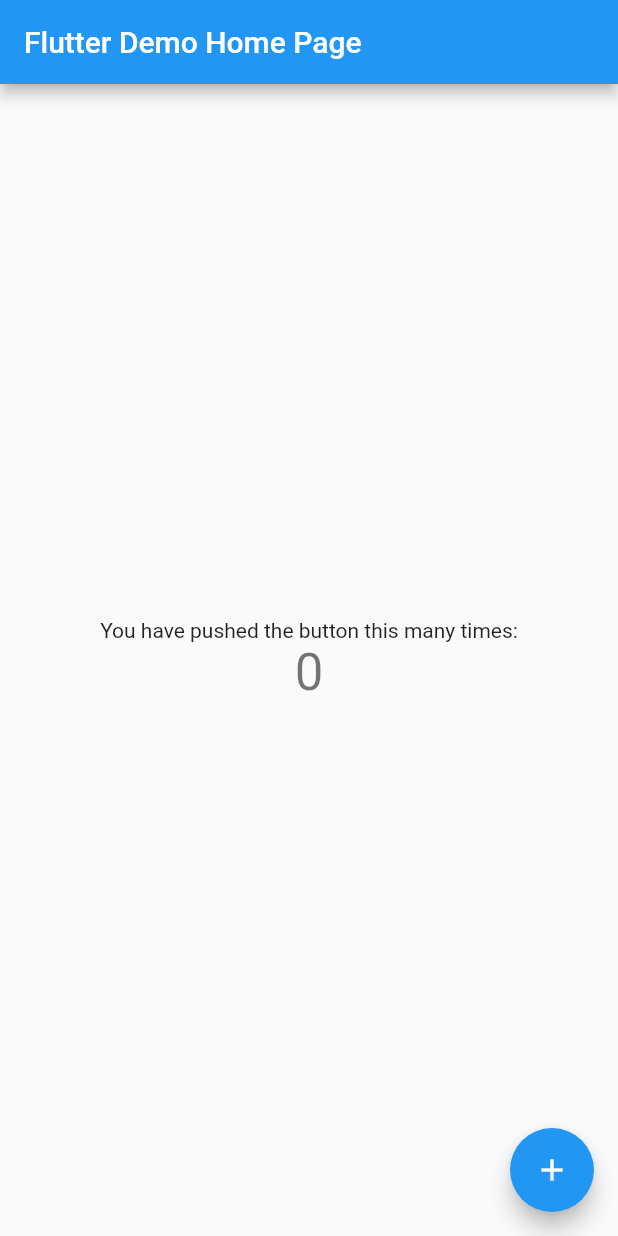
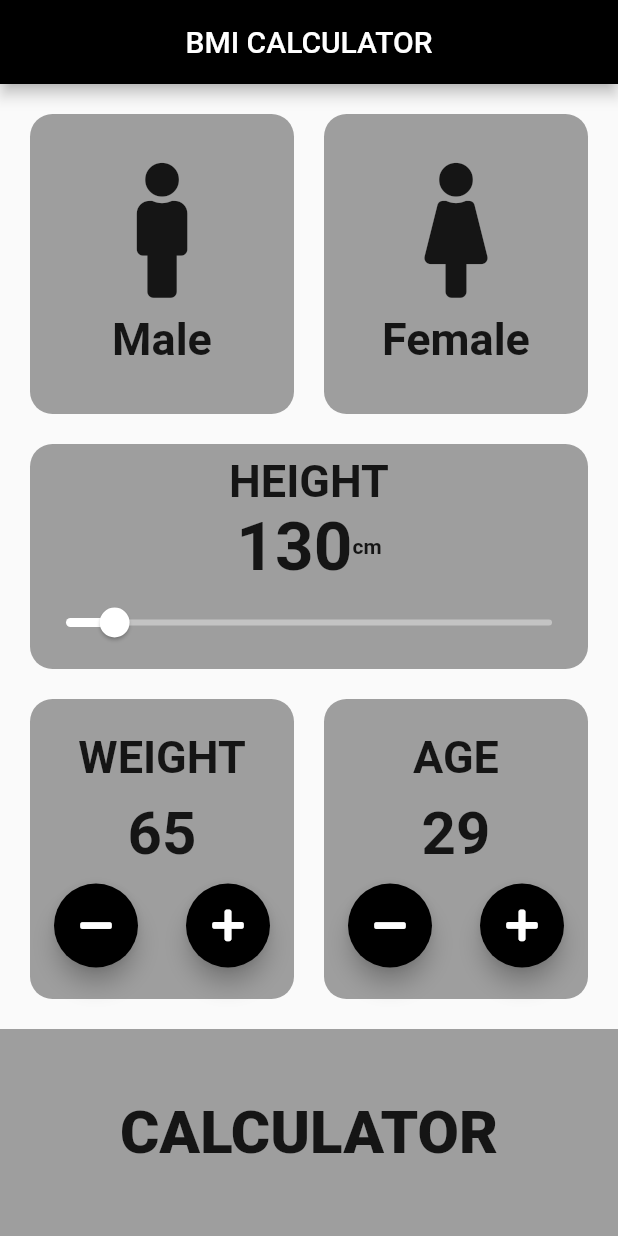
Before and after one commit to oqbahdx/BMI_calculator, a Flutter app: the screen it shows after launch, on a phone screen of 412 x 824 dp. Run offline on Flutter 3.47's test engine with Material 2 defaults, Android fonts, the phone set to English and light mode, and no system bars; our stand-ins replace font_awesome_flutter.

Commit message:
finishing main screen design

```diff
--- /dev/null
+++ b/lib/bmi.dart
@@ -0,0 +1,229 @@
+import 'package:flutter/cupertino.dart';
+import 'package:flutter/material.dart';
+import 'package:font_awesome_flutter/font_awesome_flutter.dart';
+
+class BMI extends StatefulWidget {
+  @override
+  _BMIState createState() => _BMIState();
+}
+
+class _BMIState extends State<BMI> {
+  @override
+  Widget build(BuildContext context) {
+    return Scaffold(
+      appBar: AppBar(
+        backgroundColor: Colors.black,
+        title: Text('BMI CALCULATOR'),
+        centerTitle: true,
+      ),
+      body: Column(
+        children: [
+          Padding(
+            padding: const EdgeInsets.all(20.0),
+            child: Row(
+              children: [
+                Expanded(
+                  child: Container(
+                    height: 200,
+                    decoration: BoxDecoration(
+                        borderRadius: BorderRadius.circular(15),
+                        color: Colors.grey),
+                    child: Column(
+                      mainAxisAlignment: MainAxisAlignment.center,
+                      children: [
+                        Icon(
+                          FontAwesomeIcons.male,
+                          size: 90,
+                        ),
+                        SizedBox(
+                          height: 10,
+                        ),
+                        Text(
+                          'Male',
+                          style: TextStyle(
+                              fontSize: 30, fontWeight: FontWeight.bold),
+                        )
+                      ],
+                    ),
+                  ),
+                ),
+                SizedBox(
+                  width: 20,
+                ),
+                Expanded(
+                  child: Container(
+                    height: 200,
+                    decoration: BoxDecoration(
+                        borderRadius: BorderRadius.circular(15),
+                        color: Colors.grey),
+                    child: Column(
+                      mainAxisAlignment: MainAxisAlignment.center,
+                      children: [
+                        Icon(
+                          FontAwesomeIcons.female,
+                          size: 90,
+                        ),
+                        SizedBox(
+                          height: 10,
+                        ),
+                        Text(
+                          'Female',
+                          style: TextStyle(
+                              fontSize: 30, fontWeight: FontWeight.bold),
+                        )
+                      ],
+                    ),
+                  ),
+                ),
+              ],
+            ),
+          ),
+          Padding(
+            padding: const EdgeInsets.symmetric(horizontal: 20),
+            child: Container(
+              height: 150,
+              decoration: BoxDecoration(
+                  borderRadius: BorderRadius.circular(15), color: Colors.grey),
+              child: Column(
+                mainAxisAlignment: MainAxisAlignment.center,
+                children: [
+                  Text(
+                    'HEIGHT',
+                    style: TextStyle(fontSize: 30, fontWeight: FontWeight.bold),
+                  ),
+                  Row(
+                    mainAxisAlignment: MainAxisAlignment.center,
+                    textBaseline: TextBaseline.alphabetic,
+                    children: [
+                      Text(
+                        '130',
+                        style: TextStyle(
+                            fontSize: 45, fontWeight: FontWeight.bold),
+                      ),
+                      Text(
+                        'cm',
+                        style: TextStyle(
+                          fontWeight: FontWeight.bold,
+                        ),
+                      ),
+                    ],
+                  ),
+                  Slider(
+                      activeColor: Colors.white,
+                      inactiveColor: Colors.white38,
+                      max: 220, min: 120, value: 130, onChanged: (value) {}),
+                ],
+              ),
+            ),
+          ),
+          Padding(
+            padding: const EdgeInsets.all(20.0),
+            child: Row(
+              children: [
+                Expanded(
+                  child: Container(
+                    height: 200,
+                    decoration: BoxDecoration(
+                        borderRadius: BorderRadius.circular(15),
+                        color: Colors.grey),
+                    child: Column(
+                      mainAxisAlignment: MainAxisAlignment.center,
+                      children: [
+                        Text(
+                          'WEIGHT',
+                          style: TextStyle(
+                              fontSize: 30, fontWeight: FontWeight.bold),
+                        ),
+                        SizedBox(
+                          height: 10,
+                        ),
+                        Text(
+                          '65',
+                          style: TextStyle(
+                              fontWeight: FontWeight.bold, fontSize: 40),
+                        ),
+                        SizedBox(
+                          height: 10,
+                        ),
+                        Row(
+                          mainAxisAlignment: MainAxisAlignment.spaceAround,
+                          children: [
+                            FloatingActionButton(
+                                backgroundColor: Colors.black,
+                                child: Icon(FontAwesomeIcons.minus),
+                                onPressed: () {}),
+                            FloatingActionButton(
+                                backgroundColor: Colors.black,
+                                child: Icon(FontAwesomeIcons.plus),
+                                onPressed: () {}),
+                          ],
+                        )
+                      ],
+                    ),
+                  ),
+                ),
+                SizedBox(
+                  width: 20,
+                ),
+                Expanded(
+                  child: Container(
+                    height: 200,
+                    decoration: BoxDecoration(
+                        borderRadius: BorderRadius.circular(15),
+                        color: Colors.grey),
+                    child: Column(
+                      mainAxisAlignment: MainAxisAlignment.center,
+                      children: [
+                        Text(
+                          'AGE',
+                          style: TextStyle(
+                              fontSize: 30, fontWeight: FontWeight.bold),
+                        ),
+                        SizedBox(
+                          height: 10,
+                        ),
+                        Text(
+                          '29',
+                          style: TextStyle(
+                              fontWeight: FontWeight.bold, fontSize: 40),
+                        ),
+                        SizedBox(
+                          height: 10,
+                        ),
+                        Row(
+                          mainAxisAlignment: MainAxisAlignment.spaceAround,
+                          children: [
+                            FloatingActionButton(
+                                backgroundColor: Colors.black,
+                                child: Icon(FontAwesomeIcons.minus),
+                                onPressed: () {}),
+                            FloatingActionButton(
+                                backgroundColor: Colors.black,
+                                child: Icon(FontAwesomeIcons.plus),
+                                onPressed: () {}),
+                          ],
+                        ),
+                      ],
+                    ),
+                  ),
+                ),
+              ],
+            ),
+          ),
+          Expanded(
+            child: Container(
+              width: double.infinity,
+              decoration: BoxDecoration(color: Colors.grey),
+              child: Center(
+                child: Text(
+                  'CALCULATOR',
+                  style: TextStyle(fontSize: 40, fontWeight: FontWeight.w900),
+                ),
+              ),
+            ),
+          ),
+        ],
+      ),
+    );
+  }
+}
--- a/lib/main.dart
+++ b/lib/main.dart
@@ -1,113 +1,17 @@
+import 'package:bmicalculator/bmi.dart';
 import 'package:flutter/material.dart';
 
-void main() {
+void main(){
   runApp(MyApp());
 }
 
 class MyApp extends StatelessWidget {
-  // This widget is the root of your application.
+
   @override
   Widget build(BuildContext context) {
     return MaterialApp(
-      title: 'Flutter Demo',
-      theme: ThemeData(
-        // This is the theme of your application.
-        //
-        // Try running your application with "flutter run". You'll see the
-        // application has a blue toolbar. Then, without quitting the app, try
-        // changing the primarySwatch below to Colors.green and then invoke
-        // "hot reload" (press "r" in the console where you ran "flutter run",
-        // or simply save your changes to "hot reload" in a Flutter IDE).
-        // Notice that the counter didn't reset back to zero; the application
-        // is not restarted.
-        primarySwatch: Colors.blue,
-      ),
-      home: MyHomePage(title: 'Flutter Demo Home Page'),
+      debugShowCheckedModeBanner: false,
+      home: BMI(),
     );
   }
 }
-
-class MyHomePage extends StatefulWidget {
-  MyHomePage({Key key, this.title}) : super(key: key);
-
-  // This widget is the home page of your application. It is stateful, meaning
-  // that it has a State object (defined below) that contains fields that affect
-  // how it looks.
-
-  // This class is the configuration for the state. It holds the values (in this
-  // case the title) provided by the parent (in this case the App widget) and
-  // used by the build method of the State. Fields in a Widget subclass are
-  // always marked "final".
-
-  final String title;
-
-  @override
-  _MyHomePageState createState() => _MyHomePageState();
-}
-
-class _MyHomePageState extends State<MyHomePage> {
-  int _counter = 0;
-
-  void _incrementCounter() {
-    setState(() {
-      // This call to setState tells the Flutter framework that something has
-      // changed in this State, which causes it to rerun the build method below
-      // so that the display can reflect the updated values. If we changed
-      // _counter without calling setState(), then the build method would not be
-      // called again, and so nothing would appear to happen.
-      _counter++;
-    });
-  }
-
-  @override
-  Widget build(BuildContext context) {
-    // This method is rerun every time setState is called, for instance as done
-    // by the _incrementCounter method above.
-    //
-    // The Flutter framework has been optimized to make rerunning build methods
-    // fast, so that you can just rebuild anything that needs updating rather
-    // than having to individually change instances of widgets.
-    return Scaffold(
-      appBar: AppBar(
-        // Here we take the value from the MyHomePage object that was created by
-        // the App.build method, and use it to set our appbar title.
-        title: Text(widget.title),
-      ),
-      body: Center(
-        // Center is a layout widget. It takes a single child and positions it
-        // in the middle of the parent.
-        child: Column(
-          // Column is also a layout widget. It takes a list of children and
-          // arranges them vertically. By default, it sizes itself to fit its
-          // children horizontally, and tries to be as tall as its parent.
-          //
-          // Invoke "debug painting" (press "p" in the console, choose the
-          // "Toggle Debug Paint" action from the Flutter Inspector in Android
-          // Studio, or the "Toggle Debug Paint" command in Visual Studio Code)
-          // to see the wireframe for each widget.
-          //
-          // Column has various properties to control how it sizes itself and
-          // how it positions its children. Here we use mainAxisAlignment to
-          // center the children vertically; the main axis here is the vertical
-          // axis because Columns are vertical (the cross axis would be
-          // horizontal).
-          mainAxisAlignment: MainAxisAlignment.center,
-          children: <Widget>[
-            Text(
-              'You have pushed the button this many times:',
-            ),
-            Text(
-              '$_counter',
-              style: Theme.of(context).textTheme.headline4,
-            ),
-          ],
-        ),
-      ),
-      floatingActionButton: FloatingActionButton(
-        onPressed: _incrementCounter,
-        tooltip: 'Increment',
-        child: Icon(Icons.add),
-      ), // This trailing comma makes auto-formatting nicer for build methods.
-    );
-  }
-}
--- a/pubspec.yaml
+++ b/pubspec.yaml
@@ -28,6 +28,7 @@ dependencies:
   # The following adds the Cupertino Icons font to your application.
   # Use with the CupertinoIcons class for iOS style icons.
   cupertino_icons: ^1.0.2
+  font_awesome_flutter: ^9.1.0
 
 dev_dependencies:
   flutter_test:
```
Also changed, not shown: pubspec.lock.
